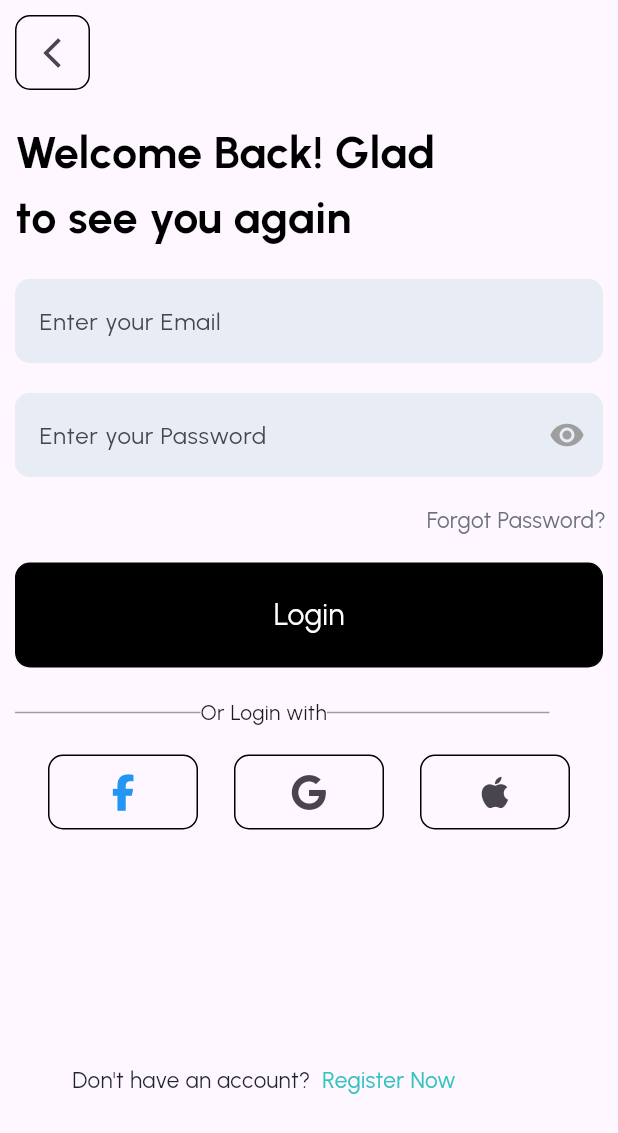
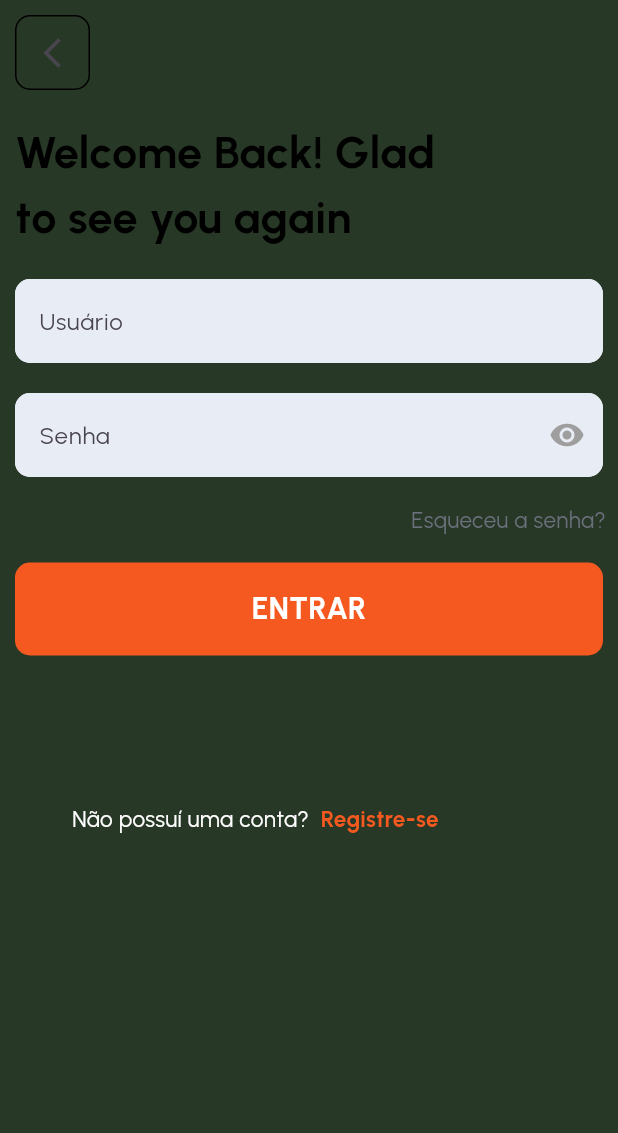
Before and after one commit to WGS-94/Flutter-TodoApp, a Flutter app: the screen it shows after launch, on a phone screen of 412 x 824 dp. Shown: the top 1133 px of the screen. Run offline on Flutter 3.47's test engine with Material 3 defaults, Android fonts, the light colour scheme and no system bars; our stand-ins replace font_awesome_flutter, google_fonts.

Commit message:
:fire: Customizing button and input field

```diff
--- a/lib/constants/colors.dart
+++ b/lib/constants/colors.dart
@@ -2,6 +2,8 @@ import 'package:flutter/material.dart';
 
 const Color tdRed = Color(0xFFDA4040);
 const Color tdBlue = Color(0xFF5F52EE);
+
+const Color orange800 = Color(0xffF5591F);
 
 const Color tdBlack = Color(0xFF3A3A3A);
 const Color tdGrey = Color(0xFF717171);
--- a/lib/main.dart
+++ b/lib/main.dart
@@ -1,6 +1,7 @@
 import 'package:flutter/material.dart';
 import 'package:flutter/services.dart';
 import 'package:google_fonts/google_fonts.dart';
+import 'package:projeqta/constants/colors.dart';
 import 'package:projeqta/screens/splash_screen.dart';
 
 void main() {
@@ -19,8 +20,10 @@
       debugShowCheckedModeBanner: false,
       theme: ThemeData(
         textTheme: GoogleFonts.urbanistTextTheme(),
-        // useMaterial3: true,
+        useMaterial3: true,
         primarySwatch: Colors.blue,
+        primaryColor: Colors.white,
+        scaffoldBackgroundColor: green800,
       ),
       home: const SplashScreen(),
     );
--- a/lib/screens/login_screen.dart
+++ b/lib/screens/login_screen.dart
@@ -1,5 +1,5 @@
 import 'package:flutter/material.dart';
-import 'package:font_awesome_flutter/font_awesome_flutter.dart';
+import 'package:projeqta/constants/colors.dart';
 import 'package:projeqta/widgets/customized_textfield.dart';
 import 'package:projeqta/widgets/customized_button.dart';
 import 'package:projeqta/screens/forgot_passwor.dart';
@@ -52,12 +52,12 @@ class _LoginScreenState extends State<LoginScreen> {
               ),
               CustomizedTextfield(
                 myController: _emailController,
-                hintText: "Enter your Email",
+                hintText: "Usuário",
                 isPassword: false,
               ),
               CustomizedTextfield(
                 myController: _passwordController,
-                hintText: "Enter your Password",
+                hintText: "Senha",
                 isPassword: true,
               ),
               Align(
@@ -71,7 +71,7 @@ class _LoginScreenState extends State<LoginScreen> {
                           MaterialPageRoute(
                               builder: (context) => const ForgotPassword()));
                     },
-                    child: const Text("Forgot Password?",
+                    child: const Text("Esqueceu a senha?",
                         style: TextStyle(
                           color: Color(0xff6A707C),
                           fontSize: 15,
@@ -80,7 +80,7 @@ class _LoginScreenState extends State<LoginScreen> {
                 ),
               ),
               CustomizedButton(
-                buttonText: "Login",
+                buttonText: "ENTRAR",
                 buttonColor: Colors.black,
                 textColor: Colors.white,
                 onPressed: () async {
@@ -112,95 +112,24 @@ class _LoginScreenState extends State<LoginScreen> {
                   // MaterialPageRoute(builder: (_) => const LoginScreen()));
                 },
               ),
-              Padding(
-                padding: const EdgeInsets.all(10.0),
-                child: Row(
-                  children: [
-                    Container(
-                      height: 1,
-                      width: MediaQuery.of(context).size.height * 0.15,
-                      color: Colors.grey,
-                    ),
-                    const Text("Or Login with"),
-                    Container(
-                      height: 1,
-                      width: MediaQuery.of(context).size.height * 0.18,
-                      color: Colors.grey,
-                    ),
-                  ],
-                ),
-              ),
-              Padding(
-                padding: const EdgeInsets.all(8.0),
-                child: Row(
-                  mainAxisAlignment: MainAxisAlignment.spaceEvenly,
-                  children: [
-                    Container(
-                        height: 50,
-                        width: 100,
-                        decoration: BoxDecoration(
-                          border: Border.all(color: Colors.black, width: 1),
-                          borderRadius: BorderRadius.circular(10),
-                        ),
-                        child: IconButton(
-                          icon: const Icon(
-                            FontAwesomeIcons.facebookF,
-                            color: Colors.blue,
-                          ),
-                          onPressed: () {},
-                        )),
-                    Container(
-                      height: 50,
-                      width: 100,
-                      decoration: BoxDecoration(
-                        border: Border.all(color: Colors.black, width: 1),
-                        borderRadius: BorderRadius.circular(10),
-                      ),
-                      child: IconButton(
-                        icon: const Icon(
-                          FontAwesomeIcons.google,
-                          // color: Colors.blue,
-                        ),
-                        onPressed: () async {
-                          debugPrint("error");
-                        },
-                      ),
-                    ),
-                    Container(
-                        height: 50,
-                        width: 100,
-                        decoration: BoxDecoration(
-                          border: Border.all(color: Colors.black, width: 1),
-                          borderRadius: BorderRadius.circular(10),
-                        ),
-                        child: IconButton(
-                          icon: const Icon(
-                            FontAwesomeIcons.apple,
-                            // color: Colors.blue,
-                          ),
-                          onPressed: () {},
-                        ))
-                  ],
-                ),
-              ),
               const SizedBox(
-                height: 140,
+                height: 80,
               ),
               const Padding(
                 padding: EdgeInsets.fromLTRB(48, 8, 8, 8.0),
                 child: Row(
                   // mainAxisAlignment: MainAxisAlignment.spaceEvenly,
                   children: [
-                    Text("Don't have an account?",
+                    Text("Não possuí uma conta?",
                         style: TextStyle(
-                          color: Color(0xff1E232C),
+                          color: white,
                           fontSize: 15,
                         )),
-                    Text("  Register Now",
+                    Text("  Registre-se",
                         style: TextStyle(
-                          color: Color(0xff35C2C1),
-                          fontSize: 15,
-                        )),
+                            color: orange800,
+                            fontSize: 15,
+                            fontWeight: FontWeight.bold)),
                   ],
                 ),
               )
--- a/lib/widgets/customized_button.dart
+++ b/lib/widgets/customized_button.dart
@@ -1,4 +1,5 @@
 import 'package:flutter/material.dart';
+import 'package:projeqta/constants/colors.dart';
 
 class CustomizedButton extends StatelessWidget {
   final String? buttonText;
@@ -6,12 +7,11 @@ class CustomizedButton extends StatelessWidget {
   final Color? textColor;
   final VoidCallback? onPressed;
   const CustomizedButton(
-      {Key? key,
+      {super.key,
       this.buttonText,
       this.buttonColor,
       this.onPressed,
-      this.textColor})
-      : super(key: key);
+      this.textColor});
 
   @override
   Widget build(BuildContext context) {
@@ -20,19 +20,17 @@ class CustomizedButton extends StatelessWidget {
       child: InkWell(
         onTap: onPressed,
         child: Container(
-            height: 70,
+            height: 62,
             width: MediaQuery.of(context).size.width,
             decoration: BoxDecoration(
-                color: buttonColor,
-                border: Border.all(width: 1, color: Colors.black),
+                color: orange800,
+                // border: Border.all(width: 1, color: Colors.black),
                 borderRadius: BorderRadius.circular(10)),
             child: Center(
                 child: Text(
               buttonText!,
               style: TextStyle(
-                color: textColor,
-                fontSize: 20,
-              ),
+                  color: textColor, fontSize: 20, fontWeight: FontWeight.bold),
             ))),
       ),
     );
--- a/lib/widgets/customized_textfield.dart
+++ b/lib/widgets/customized_textfield.dart
@@ -5,8 +5,7 @@ class CustomizedTextfield extends StatelessWidget {
   final String? hintText;
   final bool? isPassword;
   const CustomizedTextfield(
-      {Key? key, required this.myController, this.hintText, this.isPassword})
-      : super(key: key);
+      {super.key, required this.myController, this.hintText, this.isPassword});
 
   @override
   Widget build(BuildContext context) {
```
